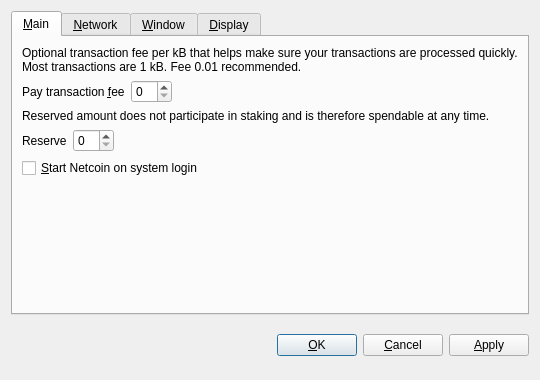
The window that src/qt/forms/optionsdialog.ui (hanzou-x/flapxcoin) describes before a commit, drawn with Qt 5.
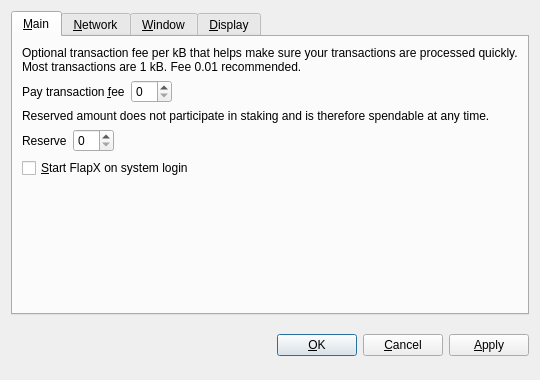
The same window after the commit. Custom widgets are drawn as their Qt base class.

```diff
--- a/src/qt/forms/optionsdialog.ui
+++ b/src/qt/forms/optionsdialog.ui
@@ -128,7 +128,7 @@
           <string>&lt;html&gt;&lt;head/&gt;&lt;body&gt;&lt;p&gt;Automatically start Netcoin after logging in to the system.&lt;/p&gt;&lt;/body&gt;&lt;/html&gt;</string>
          </property>
          <property name="text">
-          <string>&amp;Start Netcoin on system login</string>
+          <string>&amp;Start FlapX on system login</string>
          </property>
         </widget>
        </item>
```
Left out of the diff: 10 changed lines with no effect on the pictures.
